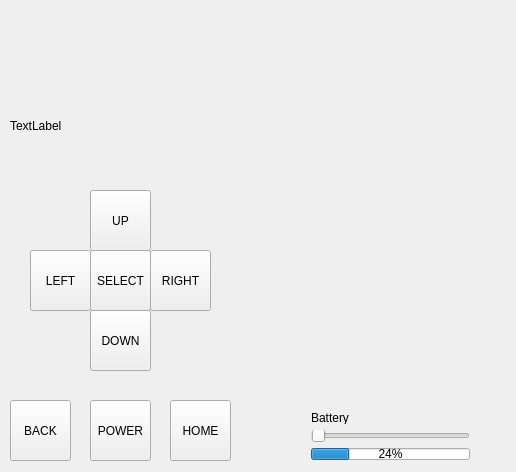
The window that source/Denas/mainwindow.ui (ahmadank/DenasOnQT) describes before a commit, drawn with Qt 5.
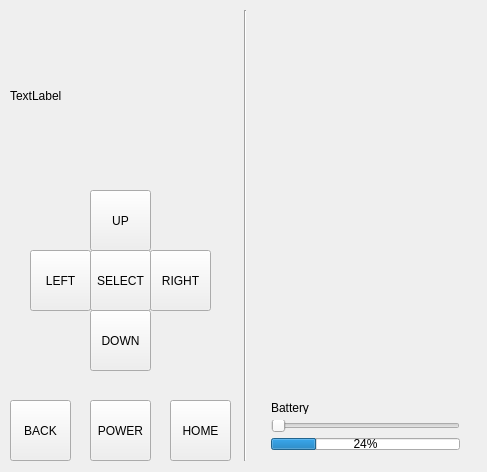
The same window after the commit.

The edit to the form file:
```diff
--- a/source/Denas/mainwindow.ui
+++ b/source/Denas/mainwindow.ui
@@ -6,7 +6,7 @@
    <rect>
     <x>0</x>
     <y>0</y>
-    <width>516</width>
+    <width>487</width>
     <height>472</height>
    </rect>
   </property>
@@ -123,20 +123,28 @@
      <rect>
       <x>10</x>
       <y>10</y>
-      <width>231</width>
-      <height>231</height>
+      <width>221</width>
+      <height>171</height>
      </rect>
     </property>
+    <property name="styleSheet">
+     <string notr="true">QLabel {
+	qproperty-alignment: 'AlignVCenter | AlignRight';
+	border: 1px solid gray;
+}
+
+background-color: white;</string>
+    </property>
     <property name="text">
      <string>TextLabel</string>
     </property>
    </widget>
-   <widget class="QWidget" name="">
+   <widget class="QWidget" name="layoutWidget">
     <property name="geometry">
      <rect>
-      <x>300</x>
-      <y>400</y>
-      <width>181</width>
+      <x>260</x>
+      <y>390</y>
+      <width>211</width>
       <height>71</height>
      </rect>
     </property>
@@ -164,6 +172,19 @@
      </item>
     </layout>
    </widget>
+   <widget class="Line" name="line">
+    <property name="geometry">
+     <rect>
+      <x>230</x>
+      <y>10</y>
+      <width>31</width>
+      <height>451</height>
+     </rect>
+    </property>
+    <property name="orientation">
+     <enum>Qt::Vertical</enum>
+    </property>
+   </widget>
   </widget>
  </widget>
  <layoutdefault spacing="6" margin="11"/>
```
Left out of the diff: 22 changed lines with no effect on the pictures.
